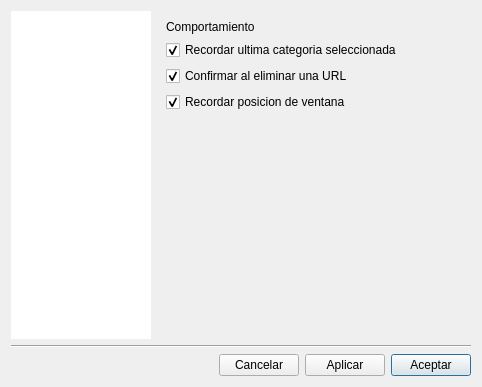
lincolningaroca/swxApp, file configdialog.ui: the form before one commit.
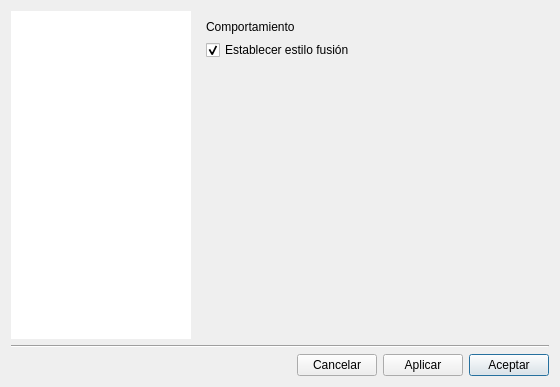
The form after the commit. The open tabs and pages were chosen to show the change.

Commit message: feat(ui): implement toggle and persistence for Fusion application style

Patch:
```diff
--- a/configdialog.ui
+++ b/configdialog.ui
@@ -6,21 +6,27 @@
    <rect>
     <x>0</x>
     <y>0</y>
-    <width>482</width>
+    <width>560</width>
     <height>387</height>
    </rect>
   </property>
   <property name="windowTitle">
    <string>Dialog</string>
   </property>
-  <layout class="QVBoxLayout" name="verticalLayout">
+  <layout class="QVBoxLayout" name="verticalLayout_2">
    <item>
     <layout class="QHBoxLayout" name="horizontalLayout">
      <item>
       <widget class="QListWidget" name="listMenu">
+       <property name="minimumSize">
+        <size>
+         <width>180</width>
+         <height>0</height>
+        </size>
+       </property>
        <property name="maximumSize">
         <size>
-         <width>140</width>
+         <width>180</width>
          <height>16777215</height>
         </size>
        </property>
@@ -112,7 +118,7 @@
         </layout>
        </widget>
        <widget class="QWidget" name="pageGeneral">
-        <layout class="QVBoxLayout" name="vLayoutGeneral">
+        <layout class="QVBoxLayout" name="verticalLayout">
          <item>
           <widget class="QLabel" name="lblGeneral">
            <property name="text">
@@ -121,9 +127,9 @@
           </widget>
          </item>
          <item>
-          <widget class="QCheckBox" name="chkRememberCategory">
+          <widget class="QCheckBox" name="chkFusionStyle">
            <property name="text">
-            <string>Recordar ultima categoria seleccionada</string>
+            <string>Establecer estilo fusión</string>
            </property>
            <property name="checked">
             <bool>true</bool>
@@ -131,22 +137,12 @@
           </widget>
          </item>
          <item>
-          <widget class="QCheckBox" name="chkConfirmDelete">
+          <widget class="QLabel" name="lblImagen">
            <property name="text">
-            <string>Confirmar al eliminar una URL</string>
+            <string/>
            </property>
-           <property name="checked">
-            <bool>true</bool>
-           </property>
-          </widget>
-         </item>
-         <item>
-          <widget class="QCheckBox" name="chkRememberWindow">
-           <property name="text">
-            <string>Recordar posicion de ventana</string>
-           </property>
-           <property name="checked">
-            <bool>true</bool>
+           <property name="scaledContents">
+            <bool>false</bool>
            </property>
           </widget>
          </item>
```
Left out of the diff: 2 changed lines with no effect on the pictures. The commit also changes 5 other files.
